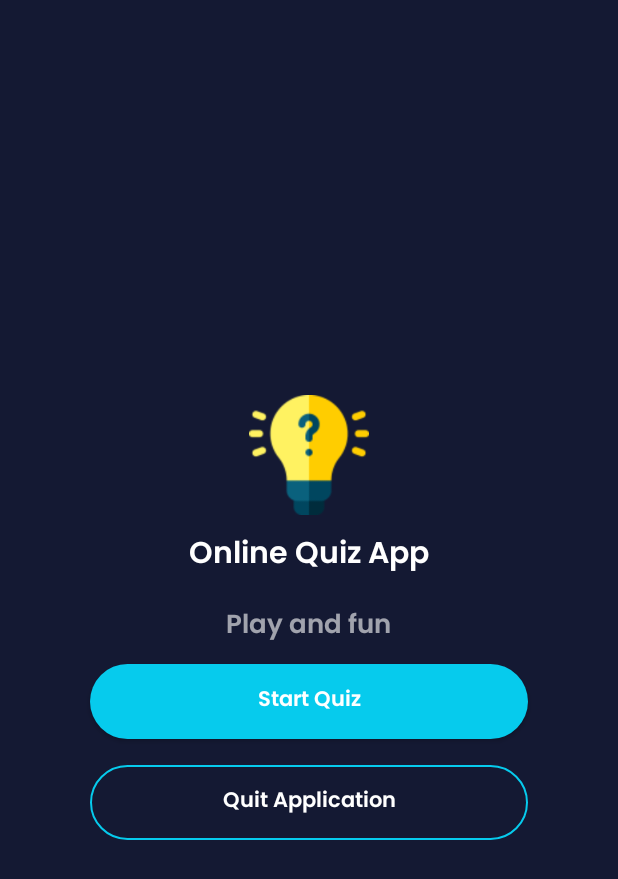
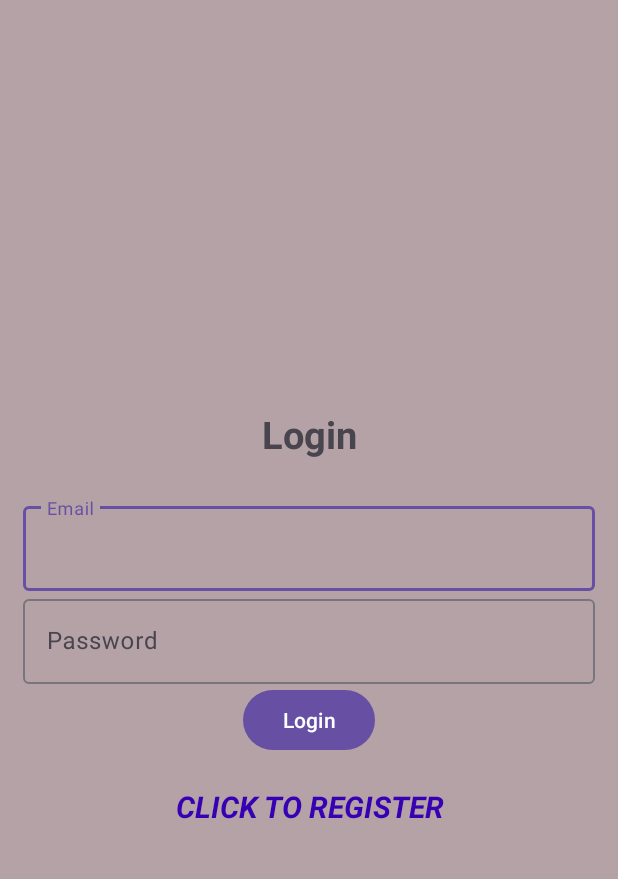
Before and after one commit to jubayer282/Online_Quiz_Admob, an Android app: the screen it shows after launch (StartActivity before the commit, Login after it), on a phone screen of 412 x 824 dp. Shown: the top 879 px of the screen. Run offline under Robolectric (Android 15) with nearby library versions, the phone set to English and light mode, and no system bars; our stand-ins replace Firebase (no records; nobody signed in at launch, a user with empty details on screens opened directly).

Commit message:
Creating Login and Register Activity and updating the aoding files

```diff
--- a/app/build.gradle
+++ b/app/build.gradle
@@ -32,12 +32,13 @@ android {
 dependencies {
 
     implementation 'androidx.appcompat:appcompat:1.6.1'
-    implementation 'com.google.android.material:material:1.8.0'
+    implementation 'com.google.android.material:material:1.9.0'
     implementation 'androidx.constraintlayout:constraintlayout:2.1.4'
     implementation 'com.google.firebase:firebase-database:20.2.1'
     implementation 'com.google.firebase:firebase-storage:20.2.0'
     implementation 'com.google.firebase:firebase-firestore-ktx:24.6.0'
     implementation 'com.google.firebase:firebase-firestore:24.6.0'
+    implementation 'com.google.firebase:firebase-auth-ktx:22.0.0'
     testImplementation 'junit:junit:4.13.2'
     androidTestImplementation 'androidx.test.ext:junit:1.1.5'
     androidTestImplementation 'androidx.test.espresso:espresso-core:3.5.1'
--- /dev/null
+++ b/app/src/main/java/com/jubayer/onlinequizeadmob/Login.java
@@ -0,0 +1,104 @@
+package com.jubayer.onlinequizeadmob;
+
+import androidx.annotation.NonNull;
+import androidx.appcompat.app.AppCompatActivity;
+
+import android.annotation.SuppressLint;
+import android.content.Intent;
+import android.os.Bundle;
+import android.text.TextUtils;
+import android.view.View;
+import android.widget.Button;
+import android.widget.ProgressBar;
+import android.widget.TextView;
+import android.widget.Toast;
+
+import com.google.android.gms.tasks.OnCompleteListener;
+import com.google.android.gms.tasks.Task;
+import com.google.android.material.textfield.TextInputEditText;
+import com.google.firebase.auth.AuthResult;
+import com.google.firebase.auth.FirebaseAuth;
+import com.google.firebase.auth.FirebaseUser;
+
+public class Login extends AppCompatActivity {
+
+    TextInputEditText editTextEmail, editTextPassword;
+    Button buttonLogin;
+    FirebaseAuth mAuth;
+    ProgressBar progressBar;
+    TextView textView;
+
+    @Override
+    public void onStart() {
+        super.onStart();
+        FirebaseUser currentUser = mAuth.getCurrentUser();
+        if(currentUser != null){
+            Intent intent = new Intent(getApplicationContext(), StartActivity.class);
+            startActivity(intent);
+            finish();
+        }
+    }
+
+
+    @SuppressLint("MissingInflatedId")
+    @Override
+    protected void onCreate(Bundle savedInstanceState) {
+        super.onCreate(savedInstanceState);
+        setContentView(R.layout.activity_login);
+        mAuth = FirebaseAuth.getInstance();
+        editTextEmail = findViewById(R.id.email);
+        editTextPassword = findViewById(R.id.password);
+        buttonLogin = findViewById(R.id.btn_login);
+        progressBar = findViewById(R.id.progressBar);
+        textView = findViewById(R.id.registerNow);
+        textView.setOnClickListener(new View.OnClickListener() {
+            @Override
+            public void onClick(View view) {
+                Intent intent = new Intent(getApplicationContext(), Register.class);
+                startActivity(intent);
+                finish();
+            }
+        });
+
+        buttonLogin.setOnClickListener(new View.OnClickListener() {
+            @Override
+            public void onClick(View view) {
+                progressBar.setVisibility(View.VISIBLE);
+                String email, password;
+                email = String.valueOf(editTextEmail.getText());
+                password = String.valueOf(editTextPassword.getText());
+
+                if (TextUtils.isEmpty(email))
+                {
+                    Toast.makeText(Login.this,"Enter email", Toast.LENGTH_SHORT).show();
+                    return;
+                }
+                if (TextUtils.isEmpty(password))
+                {
+                    Toast.makeText(Login.this,"Enter password", Toast.LENGTH_SHORT).show();
+                    return;
+                }
+
+                mAuth.signInWithEmailAndPassword(email, password)
+                        .addOnCompleteListener(new OnCompleteListener<AuthResult>() {
+                            @Override
+                            public void onComplete(@NonNull Task<AuthResult> task) {
+                                progressBar.setVisibility(View.GONE);
+                                if (task.isSuccessful()) {
+                                    Toast.makeText(getApplicationContext(),"Login Successful!", Toast.LENGTH_SHORT).show();
+                                   Intent intent = new Intent(getApplicationContext(), StartActivity.class);
+                                   startActivity(intent);
+                                   finish();
+
+                                } else {
+                                    // If sign in fails, display a message to the user.
+                                    Toast.makeText(Login.this, "Authentication failed.",
+                                            Toast.LENGTH_SHORT).show();
+
+                                }
+                            }
+                        });
+            }
+        });
+    }
+}
--- a/app/src/main/java/com/jubayer/onlinequizeadmob/MainActivity.java
+++ b/app/src/main/java/com/jubayer/onlinequizeadmob/MainActivity.java
@@ -11,6 +11,7 @@ import android.graphics.drawable.ColorDrawable;
 import android.os.Bundle;
 import android.os.CountDownTimer;
 import android.view.View;
+import android.widget.Button;
 import android.widget.ImageView;
 import android.widget.RelativeLayout;
 import android.widget.TextView;
@@ -65,6 +66,7 @@ public class MainActivity extends AppCompatActivity {
         super.onCreate(savedInstanceState);
         setContentView(R.layout.activity_main);
 
+
         quizTimer = findViewById(R.id.quizTimer);
         startQuizBtn = findViewById(R.id.startQuizBtn);
 
@@ -87,6 +89,8 @@ public class MainActivity extends AppCompatActivity {
         questionTV = findViewById(R.id.questionTV);
         totalQuestionTV = findViewById(R.id.totalQuestionsTV);
         currentQuestion = findViewById(R.id.currentQuestionTV);
+
+
 
         final AppCompatButton nextBtn = findViewById(R.id.nextQuestionBtn);
 
--- /dev/null
+++ b/app/src/main/res/layout/activity_login.xml
@@ -0,0 +1,66 @@
+<?xml version="1.0" encoding="utf-8"?>
+<LinearLayout xmlns:android="http://schemas.android.com/apk/res/android"
+    xmlns:app="http://schemas.android.com/apk/res-auto"
+    xmlns:tools="http://schemas.android.com/tools"
+    android:layout_width="match_parent"
+    android:layout_height="match_parent"
+    android:gravity="center"
+    android:orientation="vertical"
+    android:padding="15dp"
+    android:background="#592C0404"
+    tools:context=".Login">
+
+    <TextView
+        android:text="@string/login"
+        android:textStyle="bold"
+        android:textSize="25sp"
+        android:gravity="center"
+        android:layout_marginBottom="25dp"
+        android:layout_width="match_parent"
+        android:layout_height="wrap_content"/>
+
+    <com.google.android.material.textfield.TextInputLayout
+        android:layout_width="match_parent"
+        android:layout_height="wrap_content">
+
+        <com.google.android.material.textfield.TextInputEditText
+            android:id="@+id/email"
+            android:hint="@string/email"
+            android:layout_width="match_parent"
+            android:layout_height="wrap_content"/>
+    </com.google.android.material.textfield.TextInputLayout>
+
+    <com.google.android.material.textfield.TextInputLayout
+        android:layout_width="match_parent"
+        android:layout_height="wrap_content">
+
+        <com.google.android.material.textfield.TextInputEditText
+            android:id="@+id/password"
+            android:hint="@string/password"
+            android:layout_width="match_parent"
+            android:layout_height="wrap_content"/>
+    </com.google.android.material.textfield.TextInputLayout>
+
+    <ProgressBar
+        android:id="@+id/progressBar"
+        android:visibility="gone"
+        android:layout_width="wrap_content"
+        android:layout_height="wrap_content"/>
+    <Button
+        android:id="@+id/btn_login"
+        android:layout_width="wrap_content"
+        android:text="@string/login"
+        android:layout_height="wrap_content"/>
+
+    <TextView
+        android:textStyle="bold|italic"
+        android:textSize="20dp"
+        android:gravity="center"
+        android:textColor="@color/purple_700"
+        android:id="@+id/registerNow"
+        android:layout_marginTop="20dp"
+        android:text="@string/click_to_register"
+        android:layout_width="match_parent"
+        android:layout_height="wrap_content"/>
+
+</LinearLayout>
--- a/app/src/main/res/values/strings.xml
+++ b/app/src/main/res/values/strings.xml
@@ -1,3 +1,10 @@
 <resources>
     <string name="app_name">onlinequizeadmob</string>
+    <string name="login">Login</string>
+    <string name="email">Email</string>
+    <string name="password">Password</string>
+    <string name="register">Register</string>
+    <string name="click_to_login">CLICK TO LOGIN</string>
+    <string name="click_to_register">CLICK TO REGISTER</string>
+    <string name="logout">Logout</string>
 </resources>
--- a/gradle.properties
+++ b/gradle.properties
@@ -20,3 +20,4 @@ android.enableJetifier=true
 # resources declared in the library itself and none from the library's dependencies,
 # thereby reducing the size of the R class for that library
 android.nonTransitiveRClass=true
+org.gradle.unsafe.configuration-cache=true
```
Also changed, not shown: app/src/main/AndroidManifest.xml (+18 -12 lines), app/src/main/java/com/jubayer/onlinequizeadmob/Register.java (added, +100 -0 lines), app/src/main/java/com/jubayer/onlinequizeadmob/StartActivity.java (+35 -0 lines), app/src/main/res/layout/activity_register.xml (added, +67 -0 lines), app/src/main/res/layout/activity_start.xml (+15 -0 lines), app/src/main/res/drawable/quiz_logo.png (added).
